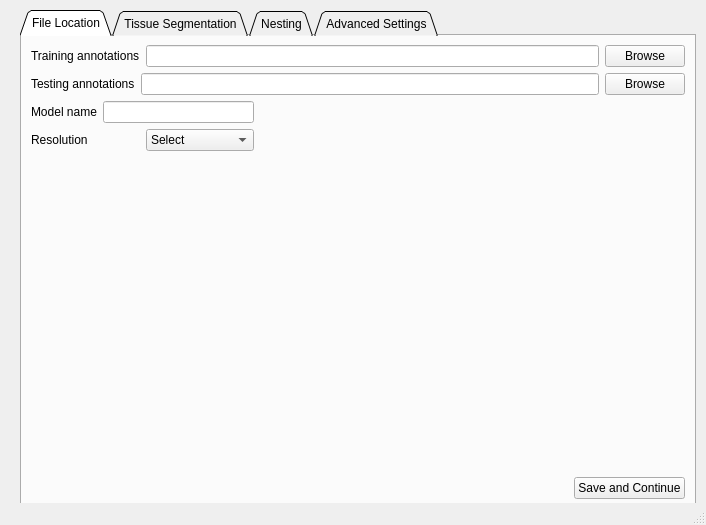
Qt form CODA.ui (Kiemen-Lab/CODAvision) before a commit.
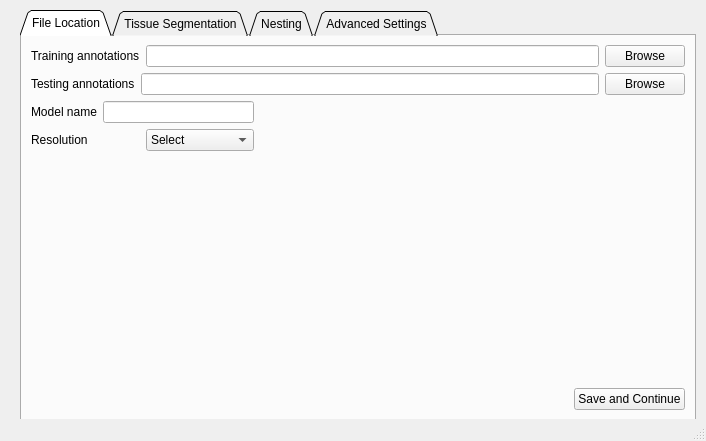
The same form after that commit. The open tabs and pages were chosen to show the change.

Commit message: updating the CODAGUI_fend.py so that the code works now with the combine_PB directly on the tissue segmentation tab

```diff
--- a/CODA.ui
+++ b/CODA.ui
@@ -7,7 +7,7 @@
     <x>0</x>
     <y>0</y>
     <width>706</width>
-    <height>525</height>
+    <height>441</height>
    </rect>
   </property>
   <property name="windowTitle">
@@ -20,7 +20,7 @@
       <x>20</x>
       <y>10</y>
       <width>676</width>
-      <height>500</height>
+      <height>411</height>
      </rect>
     </property>
     <property name="whatsThis">
```
Left out of the diff: 2 changed lines with no effect on the pictures. The commit also changes 1 other file.
